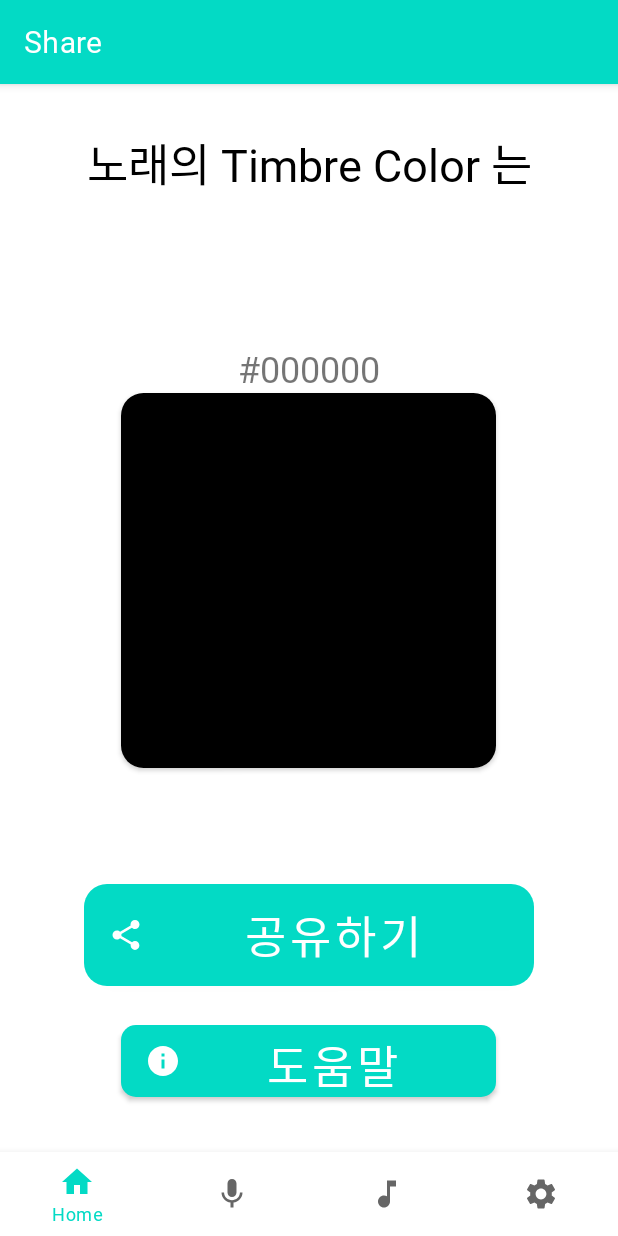
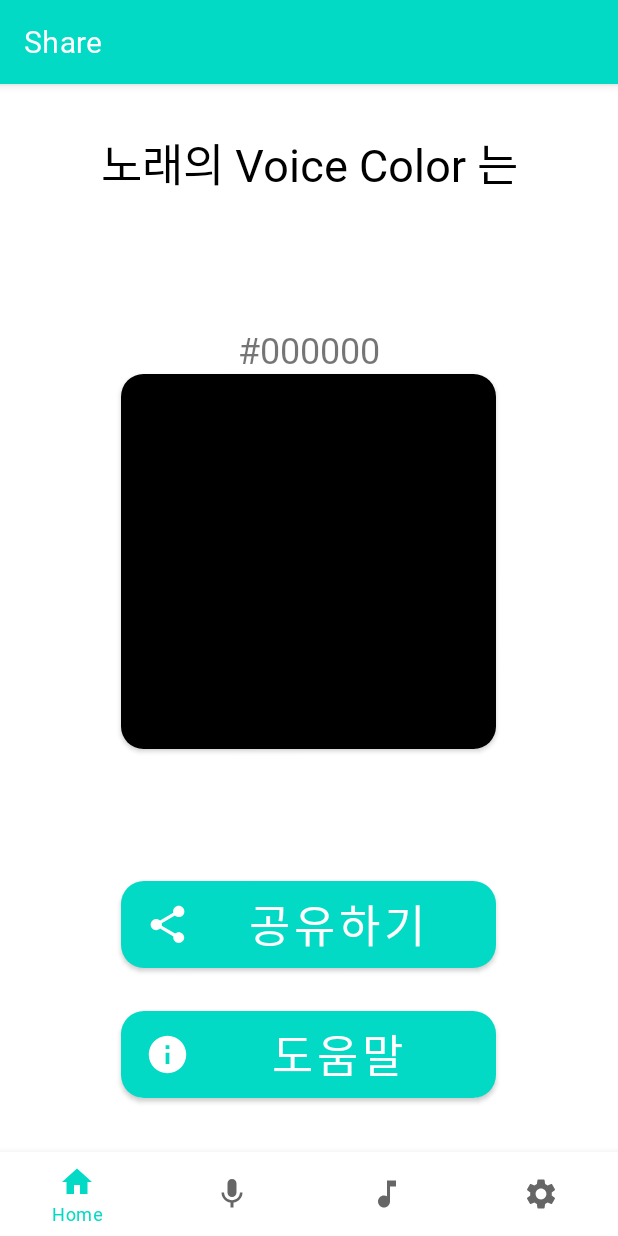
Before and after one commit to Rec-ommend/app_ui_improving, an Android app: the VoiceColorFragment screen opened through its navigation route, on a phone screen of 412 x 824 dp. Run offline under Robolectric (Android 15) with nearby library versions, the light colour scheme and no system bars; our stand-ins replace navigation-ui; libraries missing offline, so code that uses them is left out: com.kakao.kakaolink, com.kakao.message, com.kakao.network.

Commit message:
modify voicecolor layout

```diff
--- a/app/src/main/res/layout/fragment_voice_color.xml
+++ b/app/src/main/res/layout/fragment_voice_color.xml
@@ -14,7 +14,7 @@
         android:id="@+id/share_description"
         android:layout_width="match_parent"
         android:layout_height="0dp"
-        android:layout_weight="1"
+        android:layout_weight="0.8"
         android:text="@string/share_description_m"
         android:textAlignment="center"
         android:textColor="@color/black"
@@ -49,30 +49,32 @@
 
     <Button
         android:id="@+id/share_btn"
-        android:layout_width="300dp"
-        android:layout_height="80dp"
+        android:layout_width="250dp"
+        android:layout_height="70dp"
         android:layout_gravity="center_horizontal|center_vertical"
         android:fontFamily="@font/nanum_square_bold"
         android:text="@string/title_share_btn"
         android:textSize="30sp"
         app:cornerRadius="15dp"
-        app:icon="@drawable/ic_baseline_share_24" />
+        app:icon="@drawable/ic_baseline_share_24"
+        app:iconSize="30dp" />
 
     <Space
         android:layout_width="match_parent"
         android:layout_height="wrap_content"
         android:layout_weight="0.1" />
+
     <Button
         android:id="@+id/sim_Btn"
         android:layout_width="250dp"
-        android:layout_height="60dp"
+        android:layout_height="70dp"
         android:layout_gravity="center_horizontal|center_vertical"
         android:fontFamily="@font/nanum_square_bold"
         android:text="@string/title_sim_btn"
         android:textSize="30sp"
-        app:cornerRadius="10dp"
+        app:cornerRadius="15dp"
         app:icon="@drawable/ic_baseline_info_24"
 
-        />
+        app:iconSize="30dp" />
 
 </LinearLayout>
--- a/app/src/main/res/values/strings.xml
+++ b/app/src/main/res/values/strings.xml
@@ -16,7 +16,7 @@
     <string name="title_share">Share</string>
     <string name="title_share_btn">공유하기</string>
     <string name="share_description_m">당신의 Voice Color 는</string>
-    <string name="share_description_t">노래의 Timbre Color 는</string>
+    <string name="share_description_t">노래의 Voice Color 는</string>
     <string name="result_description_m">내 음색 분석 결과</string>
     <string name="result_description_t">노래 음색 분석 결과</string>
     <string name="title_sim_btn">도움말</string>
```
